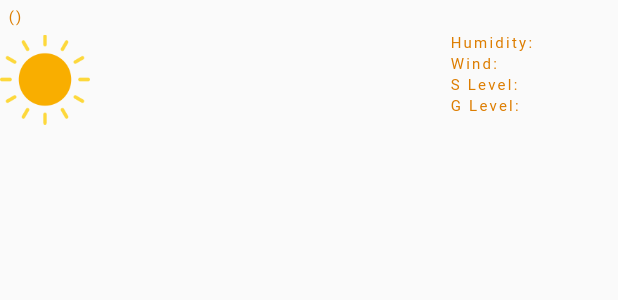
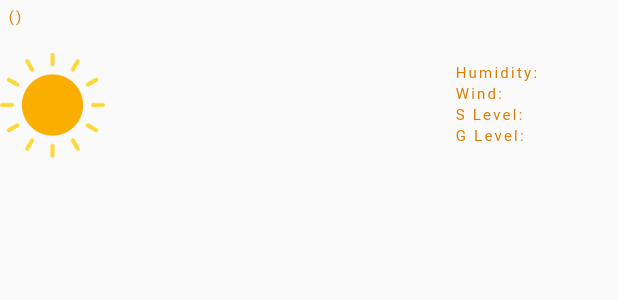
Before and after one commit to dhruvghadiali/widget_launcher, a Flutter app: the AndroidAppMenuWeatherWidget widget shown alone on an empty page, opened directly, on a phone screen of 412 x 824 dp. Shown: the top 300 px of the screen. Run offline on Flutter 3.47's test engine with Material 3 defaults, Android fonts, the phone set to English and light mode, and no system bars; our stand-ins replace geolocator, get, shared_preferences; accounts and stored records are empty.

Commit message:
Updated weather widget
Updated weather widget

```diff
--- a/lib/controllers/weather_controller.dart
+++ b/lib/controllers/weather_controller.dart
@@ -23,7 +23,7 @@ class WeatherController extends GetxController {
       location = weatherData['name'];
       icon = weatherData['weather'][0]['icon'];
       description = weatherData['weather'][0]['description'];
-      temperature = '${weatherData['main']['temp']}°C';
+      temperature = '${weatherData['main']['temp'].toString().split('.')[0]}°C';
       humidity = '${weatherData['main']['humidity']}%';
       groundLevel = '${weatherData['main']['grnd_level']} hPa';
       seaLevel = '${weatherData['main']['sea_level']} hPa';
--- a/lib/widgets/android/app_drawer_page_view/app_drawer_name/android_app_drawer_name_widget.dart
+++ b/lib/widgets/android/app_drawer_page_view/app_drawer_name/android_app_drawer_name_widget.dart
@@ -131,9 +131,7 @@ class AndroidAppDrawerNameWidget extends StatelessWidget {
                 '${drawerInfo.installedApplications.length} Apps',
                 style: Theme.of(context).textTheme.labelSmall!.copyWith(
                       fontWeight: FontWeight.bold,
-                      color: Theme.of(context)
-                          .extension<ExtensionsThemeData>()!
-                          .warning,
+                      color: Theme.of(context).colorScheme.tertiary,
                     ),
               ),
             ),
--- a/lib/widgets/android/app_menu_page_view/app_menu_weather/android_app_menu_weather_widget.dart
+++ b/lib/widgets/android/app_menu_page_view/app_menu_weather/android_app_menu_weather_widget.dart
@@ -36,13 +36,13 @@ class AndroidAppMenuWeatherWidget extends StatelessWidget {
               ],
             ),
             Row(
-              crossAxisAlignment: CrossAxisAlignment.start,
+              crossAxisAlignment: CrossAxisAlignment.center,
               mainAxisAlignment: MainAxisAlignment.start,
               children: [
                 Image.asset(
                   'assets/images/${weatherControllerContext.icon}.png',
-                  width: 60,
-                  height: 60,
+                  width: 70,
+                  height: 70,
                 ),
                 const SizedBox(
                   width: 15,
@@ -55,6 +55,8 @@ class AndroidAppMenuWeatherWidget extends StatelessWidget {
                     overflow: TextOverflow.ellipsis,
                     style: Theme.of(context).textTheme.displayMedium!.copyWith(
                           color: Theme.of(context).colorScheme.secondary,
+                          fontWeight: FontWeight.bold,
+                          fontSize: 80,
                         ),
                   ),
                 ),
```
Also changed, not shown: 1 other file.
